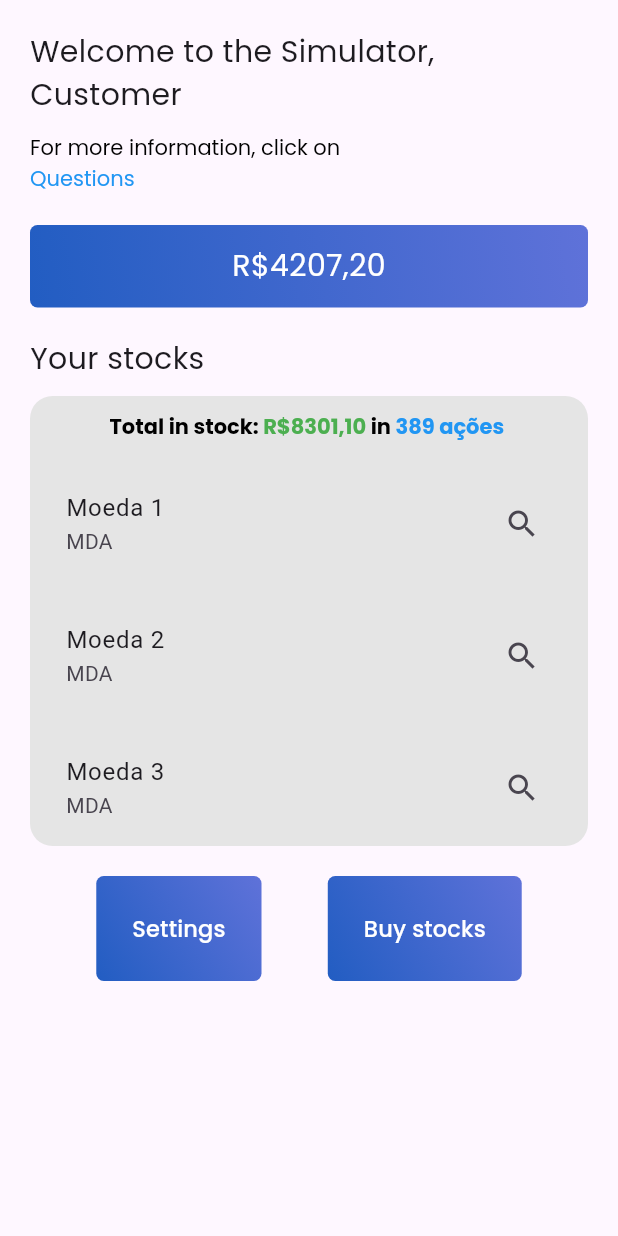
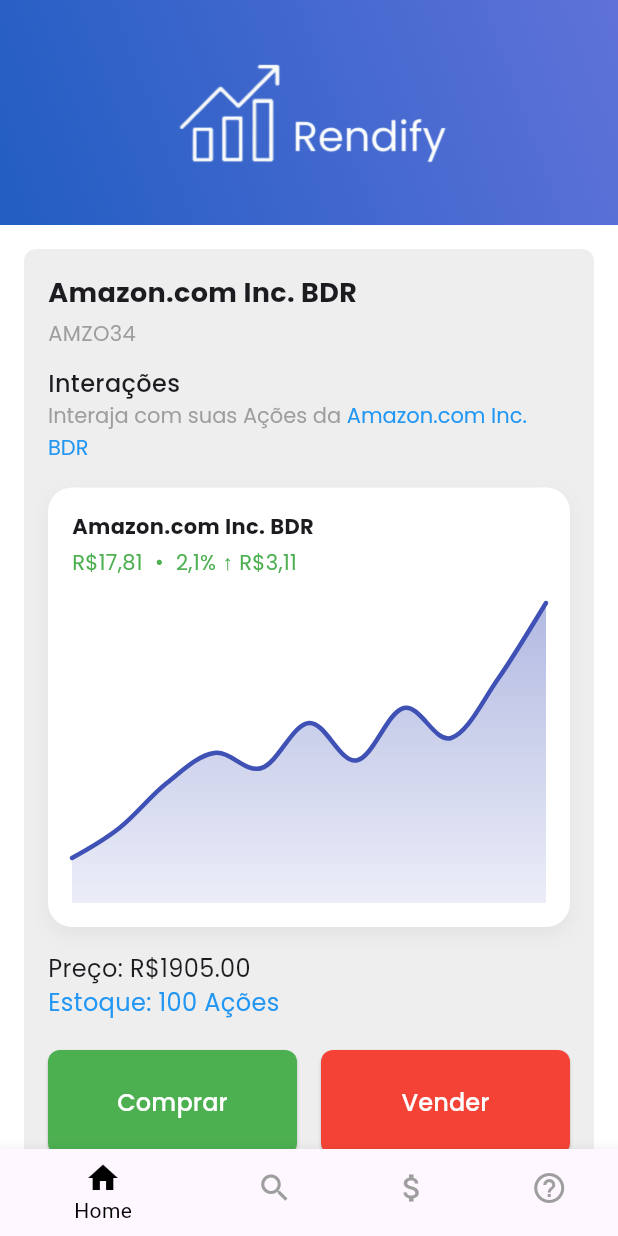
Before and after one commit to MauricioReisdoefer/rendify-frontend, a Flutter app: the SimulatorScreen screen opened directly, after a tap on "Buy stocks", on a phone screen of 412 x 824 dp. Run offline on Flutter 3.47's test engine with Material 3 defaults, Android fonts, the phone set to English and light mode, and no system bars; drawn by our look-alikes of fl_chart; our stand-ins replace easy_localization, equatable, flutter_bloc, google_fonts.

Commit message:
Front-end da tela de comprar ações iniciado

```diff
--- a/lib/shared/components/graphic.dart
+++ b/lib/shared/components/graphic.dart
@@ -6,59 +6,7 @@
   const BdrChartCard({super.key});
   @override
   Widget build(BuildContext context) {
-    return Container(
-      width: 320,
-      padding: const EdgeInsets.all(16),
-      decoration: BoxDecoration(
-        color: Colors.white,
-        borderRadius: BorderRadius.circular(16),
-        boxShadow: [
-          BoxShadow(
-            color: Colors.black12,
-            blurRadius: 8,
-            offset: Offset(0, 2),
-          ),
-        ],
-      ),
-      child: Column(
-        mainAxisSize: MainAxisSize.min,
-        crossAxisAlignment: CrossAxisAlignment.start,
-        children: [
-          Row(
-            mainAxisAlignment: MainAxisAlignment.spaceBetween,
-            children: [
-              Column(
-                crossAxisAlignment: CrossAxisAlignment.start,
-                children: [
-                  Text(
-                    "Amazon.com Inc. BDR",
-                    style: GoogleFonts.inter(fontSize: 14, fontWeight: FontWeight.w600),
-                  ),
-                  const SizedBox(height: 2),
-                  Text(
-                    "AMZO34",
-                    style: GoogleFonts.inter(fontSize: 12, color: Colors.grey),
-                  ),
-                ],
-              ),
-              Column(
-                crossAxisAlignment: CrossAxisAlignment.end,
-                children: [
-                  Text(
-                    "R\$27,81",
-                    style: GoogleFonts.inter(fontSize: 14, fontWeight: FontWeight.w600),
-                  ),
-                  const SizedBox(height: 2),
-                  Text(
-                    "2,1%  R\$3,11",
-                    style: GoogleFonts.inter(fontSize: 12, color: Colors.green[600]))],
-              ),
-            ],
-          ),
-          const SizedBox(height: 16),
-          SizedBox(
-            height: 120,
-            child: LineChart(
+    return LineChart(
     LineChartData(
       gridData: FlGridData(show: false),
       titlesData: FlTitlesData(show: false),
@@ -110,10 +58,6 @@
         ),
       ],
     ),
-            ),
-          ),
-        ],
-      ),
   );
   }
 }
--- /dev/null
+++ b/lib/to-do/screens/purchase.dart
@@ -0,0 +1,190 @@
+import 'package:flutter/material.dart';
+import 'package:fl_chart/fl_chart.dart';
+import 'package:google_fonts/google_fonts.dart';
+import 'package:rendify/shared/components/graphic.dart';
+
+class StockPage extends StatefulWidget {
+  const StockPage({super.key});
+
+  @override
+  State<StockPage> createState() => _StockPageState();
+}
+
+class _StockPageState extends State<StockPage> {
+  final TextEditingController _controller = TextEditingController();
+  double preco = 1905.00;
+  int estoque = 100;
+
+  List<FlSpot> pontos = [
+    const FlSpot(0, 20),
+    const FlSpot(1, 30),
+    const FlSpot(2, 60),
+    const FlSpot(3, 50),
+    const FlSpot(4, 90),
+    const FlSpot(5, 150),
+    const FlSpot(6, 120),
+    const FlSpot(7, 160),
+    const FlSpot(8, 180),
+    const FlSpot(9, 150),
+    const FlSpot(10, 110),
+    const FlSpot(11, 170),
+    const FlSpot(12, 180),
+    const FlSpot(13, 180),
+    const FlSpot(14, 150),
+    const FlSpot(15, 120),
+    const FlSpot(17, 160),
+    const FlSpot(18, 180),
+  ];
+
+  @override
+  Widget build(BuildContext context) {
+    return Scaffold(
+      backgroundColor: Colors.white,
+      body: SafeArea(
+        child: Column(
+          children: [
+            Expanded(
+              child: SingleChildScrollView(
+                padding: const EdgeInsets.all(16),
+                child: Container(
+                  padding: const EdgeInsets.all(16),
+                  decoration: BoxDecoration(color: Color(0xFFEEEEEE), borderRadius: BorderRadius.all(Radius.circular(8))),
+                  child: Column(
+                    crossAxisAlignment: CrossAxisAlignment.start,
+                    children: [
+                      Text(
+                        "Amazon.com Inc. BDR",
+                        style: GoogleFonts.poppins(
+                            fontSize: 18, fontWeight: FontWeight.bold),
+                      ),
+                      const SizedBox(height: 4),
+                      Text("AMZO34",
+                          style: GoogleFonts.poppins(
+                              fontSize: 14, color: Colors.grey)),
+                      const SizedBox(height: 12),
+
+                      Text(
+                        "Interações",
+                        style: GoogleFonts.poppins(
+                            fontSize: 16, fontWeight: FontWeight.w500),
+                      ),
+                      RichText(
+                        text: TextSpan(
+                          text: "Interaja com suas Ações da ",
+                          style: GoogleFonts.poppins(
+                              fontSize: 14, color: Colors.grey),
+                          children: [
+                            TextSpan(
+                              text: "Amazon.com Inc. BDR",
+                              style: GoogleFonts.poppins(
+                                  fontSize: 14, color: Colors.blue),
+                            ),
+                          ],
+                        ),
+                      ),
+                      const SizedBox(height: 16),
+
+                      // Card do gráfico
+                      Container(
+                        padding: const EdgeInsets.all(16),
+                        decoration: BoxDecoration(
+                          color: Colors.white,
+                          borderRadius: BorderRadius.circular(16),
+                          boxShadow: [
+                            BoxShadow(
+                              color: Colors.black.withOpacity(0.05),
+                              blurRadius: 10,
+                              offset: const Offset(0, 5),
+                            ),
+                          ],
+                        ),
+                        child: Column(
+                          crossAxisAlignment: CrossAxisAlignment.start,
+                          children: [
+                            Text("Amazon.com Inc. BDR",
+                                style: GoogleFonts.poppins(
+                                    fontWeight: FontWeight.bold)),
+                            const SizedBox(height: 4),
+                            Text("R\$17,81  •  2,1% ↑ R\$3,11",
+                                style: GoogleFonts.poppins(color: Colors.green)),
+                            const SizedBox(height: 16),
+                            SizedBox(
+                              height: 200,
+                              child: BdrChartCard(),
+                            ),
+                          ],
+                        ),
+                      ),
+
+                      const SizedBox(height: 16),
+
+                      Text(
+                        "Preço: R\$${preco.toStringAsFixed(2)}",
+                        style: GoogleFonts.poppins(fontSize: 16),
+                      ),
+                      Text(
+                        "Estoque: $estoque Ações",
+                        style: GoogleFonts.poppins(
+                            fontSize: 16, color: Colors.blue),
+                      ),
+
+                      const SizedBox(height: 20),
+                      Row(
+                        children: [
+                          Expanded(
+                            child: ElevatedButton(
+                              onPressed: (){},
+                              style: ElevatedButton.styleFrom(
+                                minimumSize: Size(1, 70),
+                                backgroundColor: Colors.green,
+                                shape: RoundedRectangleBorder(
+                                    borderRadius: BorderRadius.circular(8)),
+                                padding:
+                                    const EdgeInsets.symmetric(vertical: 14),
+                              ),
+                              child: Text("Comprar",
+                                  style: GoogleFonts.poppins(
+                                      color: Colors.white, fontSize: 16)),
+                            ),
+                          ),
+                          const SizedBox(width: 16),
+                          Expanded(
+                            child: ElevatedButton(
+                              onPressed: (){},
+                              style: ElevatedButton.styleFrom(
+                                minimumSize: Size(1, 70),
+                                backgroundColor: Colors.red,
+                                shape: RoundedRectangleBorder(
+                                    borderRadius: BorderRadius.circular(8)),
+                                padding:
+                                    const EdgeInsets.symmetric(vertical: 14),
+                              ),
+                              child: Text("Vender",
+                                  style: GoogleFonts.poppins(
+                                      color: Colors.white, fontSize: 16)),
+                            ),
+                          ),
+                        ],
+                      ),
+                      const SizedBox(height: 16),
+                      TextField(
+                        controller: _controller,
+                        keyboardType: TextInputType.number,
+                        decoration: InputDecoration(
+                          hintText: "Digite a quantidade a ser vendida/comprada...",
+                          border: OutlineInputBorder(
+                              borderRadius: BorderRadius.circular(8)),
+                        ),
+                      ),
+                      const SizedBox(height: 80),
+                    ],
+                  ),
+                ),
+              ),
+            ),
+          ],
+        ),
+      ),
+    );
+  }
+}
--- a/lib/to-do/screens/simulator.dart
+++ b/lib/to-do/screens/simulator.dart
@@ -2,6 +2,7 @@
 import 'package:google_fonts/google_fonts.dart';
 import 'package:easy_localization/easy_localization.dart';
 import 'package:flutter/gestures.dart';
+import 'package:rendify/to-do/screens/purchase.dart';
 import 'package:rendify/to-do/screens/settings.dart';
 import 'main_screen.dart';
 import 'duvidas_screen.dart';
@@ -135,7 +136,12 @@
                 ],
               ),
             ),
-            child: ElevatedButton(onPressed: (){},
+            child: ElevatedButton(onPressed: (){
+              Navigator.push(
+                context,
+                MaterialPageRoute(builder: (context) => MainScreen(body: StockPage(),)),
+              );
+            },
               child: Text("Comprar ações".tr(), style: GoogleFonts.poppins(color: Colors.white, fontSize: 15)),
               style: ElevatedButton.styleFrom(
               backgroundColor: Colors.transparent,
```
Also changed, not shown: pubspec.lock, 1 other file. Lines whose indentation alone changed are shown as unchanged.
